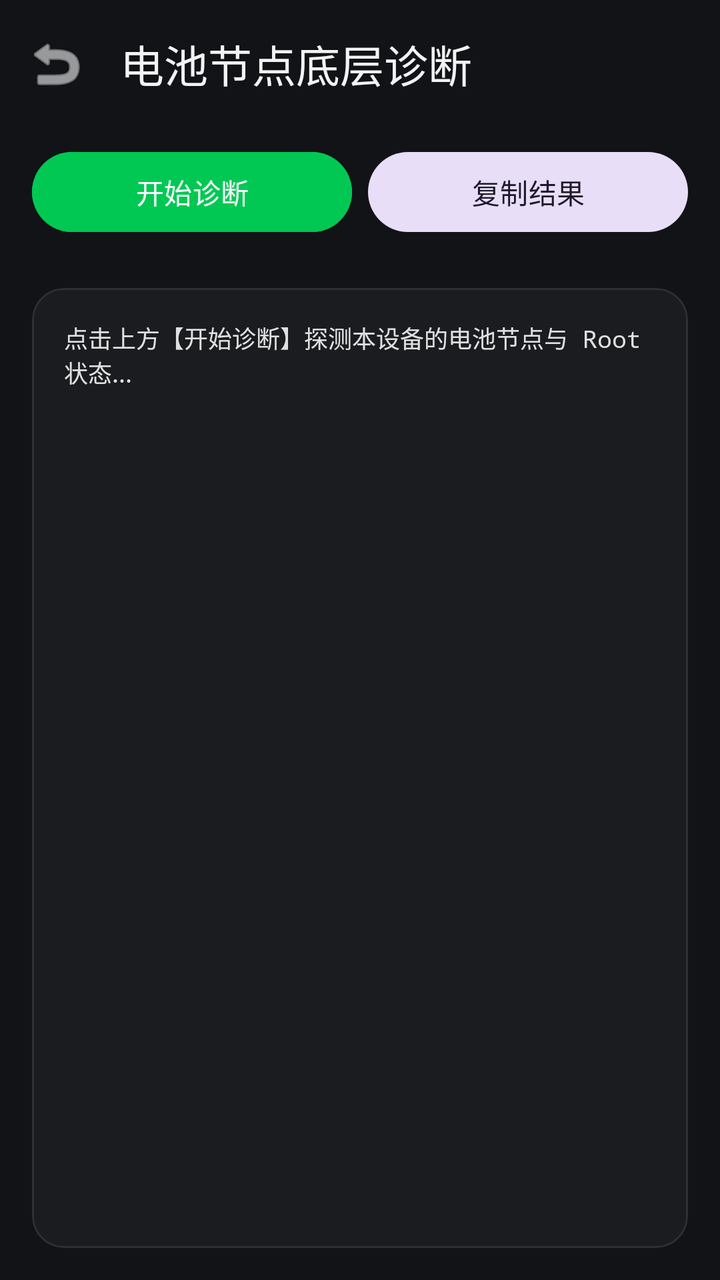
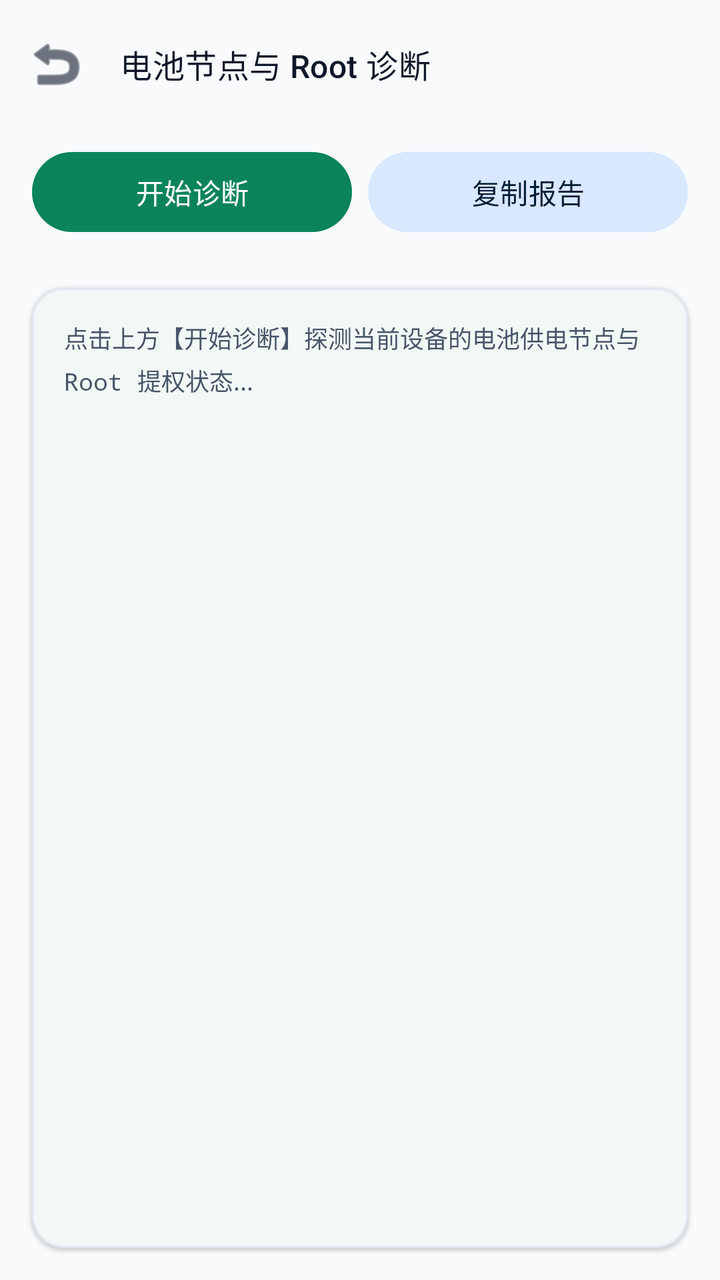

Compare the two renders of this Android layout. The source of the first and the diff that turns it into the second are given below.
<!-- AndroidManifest.xml: application theme Theme.BatteryPower -->
<!-- res/layout/activity_diagnostic.xml -->
<?xml version="1.0" encoding="utf-8"?>
<LinearLayout xmlns:android="http://schemas.android.com/apk/res/android"
    xmlns:app="http://schemas.android.com/apk/res-auto"
    android:layout_width="match_parent"
    android:layout_height="match_parent"
    android:background="#121316"
    android:orientation="vertical">

    <com.google.android.material.appbar.MaterialToolbar
        android:id="@+id/toolbar"
        android:layout_width="match_parent"
        android:layout_height="?attr/actionBarSize"
        app:navigationIcon="@android:drawable/ic_menu_revert"
        app:navigationIconTint="#F1F3F4"
        app:title="电池节点底层诊断"
        app:titleTextColor="#F1F3F4" />

    <LinearLayout
        android:layout_width="match_parent"
        android:layout_height="wrap_content"
        android:orientation="horizontal"
        android:paddingHorizontal="16dp"
        android:paddingVertical="8dp">

        <com.google.android.material.button.MaterialButton
            android:id="@+id/btn_run_diag"
            style="@style/Widget.Material3.Button"
            android:layout_width="0dp"
            android:layout_height="wrap_content"
            android:layout_weight="1"
            android:backgroundTint="#00C853"
            android:text="开始诊断" />

        <com.google.android.material.button.MaterialButton
            android:id="@+id/btn_copy_diag"
            style="@style/Widget.Material3.Button.TonalButton"
            android:layout_width="0dp"
            android:layout_height="wrap_content"
            android:layout_marginStart="8dp"
            android:layout_weight="1"
            android:text="复制结果" />
    </LinearLayout>

    <com.google.android.material.card.MaterialCardView
        android:layout_width="match_parent"
        android:layout_height="match_parent"
        android:layout_margin="16dp"
        app:cardBackgroundColor="#1A1C20"
        app:cardCornerRadius="16dp"
        app:strokeColor="#2C2F36"
        app:strokeWidth="1dp">

        <ScrollView
            android:layout_width="match_parent"
            android:layout_height="match_parent"
            android:fillViewport="true">

            <TextView
                android:id="@+id/tv_diag_output"
                android:layout_width="match_parent"
                android:layout_height="wrap_content"
                android:padding="16dp"
                android:text="点击上方【开始诊断】探测本设备的电池节点与 Root 状态..."
                android:textColor="#E0E0E0"
                android:textSize="12sp"
                android:typeface="monospace" />
        </ScrollView>
    </com.google.android.material.card.MaterialCardView>

</LinearLayout>
<!-- resources referenced by this layout -->
<resources>
  <style name="Theme.BatteryPower" parent="Theme.Material3.DayNight.NoActionBar">
          <item name="colorPrimary">@color/primary</item>
          <item name="colorSecondary">@color/secondary</item>
          <item name="android:statusBarColor">@android:color/transparent</item>
          <item name="android:navigationBarColor">@android:color/transparent</item>
          <item name="android:windowLightStatusBar">false</item>
      </style>
  <color name="primary">#00C853</color>
  <color name="secondary">#2979FF</color>
</resources>

<!-- the commit's change to res/layout/activity_diagnostic.xml (unified diff, before → after) -->
@@ -3,7 +3,7 @@
     xmlns:app="http://schemas.android.com/apk/res-auto"
     android:layout_width="match_parent"
     android:layout_height="match_parent"
-    android:background="#121316"
+    android:background="@color/app_background"
     android:orientation="vertical">
 
     <com.google.android.material.appbar.MaterialToolbar
@@ -11,9 +11,10 @@
         android:layout_width="match_parent"
         android:layout_height="?attr/actionBarSize"
         app:navigationIcon="@android:drawable/ic_menu_revert"
-        app:navigationIconTint="#F1F3F4"
-        app:title="电池节点底层诊断"
-        app:titleTextColor="#F1F3F4" />
+        app:navigationIconTint="@color/text_primary"
+        app:title="电池节点与 Root 诊断"
+        app:titleTextAppearance="@style/TextAppearance.Material3.TitleMedium"
+        app:titleTextColor="@color/text_primary" />
 
     <LinearLayout
         android:layout_width="match_parent"
@@ -28,7 +29,6 @@
             android:layout_width="0dp"
             android:layout_height="wrap_content"
             android:layout_weight="1"
-            android:backgroundTint="#00C853"
             android:text="开始诊断" />
 
         <com.google.android.material.button.MaterialButton
@@ -38,16 +38,17 @@
             android:layout_height="wrap_content"
             android:layout_marginStart="8dp"
             android:layout_weight="1"
-            android:text="复制结果" />
+            android:text="复制报告" />
     </LinearLayout>
 
     <com.google.android.material.card.MaterialCardView
         android:layout_width="match_parent"
         android:layout_height="match_parent"
         android:layout_margin="16dp"
-        app:cardBackgroundColor="#1A1C20"
+        app:cardBackgroundColor="@color/surface_card"
         app:cardCornerRadius="16dp"
-        app:strokeColor="#2C2F36"
+        app:cardElevation="1dp"
+        app:strokeColor="@color/card_stroke"
         app:strokeWidth="1dp">
 
         <ScrollView
@@ -59,9 +60,10 @@
                 android:id="@+id/tv_diag_output"
                 android:layout_width="match_parent"
                 android:layout_height="wrap_content"
+                android:lineSpacingExtra="4dp"
                 android:padding="16dp"
-                android:text="点击上方【开始诊断】探测本设备的电池节点与 Root 状态..."
-                android:textColor="#E0E0E0"
+                android:text="点击上方【开始诊断】探测当前设备的电池供电节点与 Root 提权状态..."
+                android:textColor="@color/text_secondary"
                 android:textSize="12sp"
                 android:typeface="monospace" />
         </ScrollView>
<!-- resource entries referenced after the edit -->
@@ -1,13 +1,41 @@
 <!-- resources referenced by this layout -->
 <resources>
+  <color name="app_background">#F8FAFC</color>
+  <color name="card_stroke">#E2E8F0</color>
+  <color name="surface_card">#FFFFFF</color>
+  <color name="text_primary">#0F172A</color>
+  <color name="text_secondary">#475569</color>
   <style name="Theme.BatteryPower" parent="Theme.Material3.DayNight.NoActionBar">
+          
           <item name="colorPrimary">@color/primary</item>
+          <item name="colorOnPrimary">@color/on_primary</item>
+          <item name="colorPrimaryContainer">@color/primary_container</item>
+          <item name="colorOnPrimaryContainer">@color/on_primary_container</item>
+  
           <item name="colorSecondary">@color/secondary</item>
+          <item name="colorOnSecondary">@color/on_secondary</item>
+          <item name="colorSecondaryContainer">@color/secondary_container</item>
+          <item name="colorOnSecondaryContainer">@color/on_secondary_container</item>
+  
+          
+          <item name="android:colorBackground">@color/app_background</item>
+          <item name="colorSurface">@color/surface_card</item>
+          <item name="colorSurfaceVariant">@color/surface_variant</item>
+          <item name="colorOutline">@color/card_stroke</item>
+  
+          
           <item name="android:statusBarColor">@android:color/transparent</item>
           <item name="android:navigationBarColor">@android:color/transparent</item>
-          <item name="android:windowLightStatusBar">false</item>
+          <item name="android:windowLightStatusBar">true</item>
       </style>
-  <color name="primary">#00C853</color>
-  <color name="secondary">#2979FF</color>
+  <color name="primary">#0A8458</color>
+  <color name="on_primary">#FFFFFF</color>
+  <color name="primary_container">#D1F5E4</color>
+  <color name="on_primary_container">#002113</color>
+  <color name="secondary">#1976D2</color>
+  <color name="on_secondary">#FFFFFF</color>
+  <color name="secondary_container">#D9E7FF</color>
+  <color name="on_secondary_container">#001D36</color>
+  <color name="surface_variant">#F1F5F9</color>
 </resources>
 
